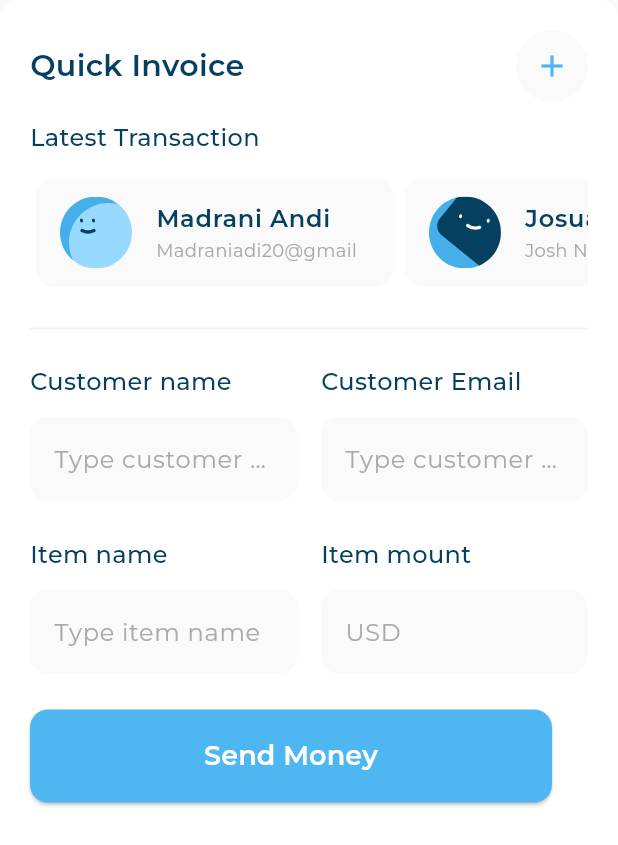
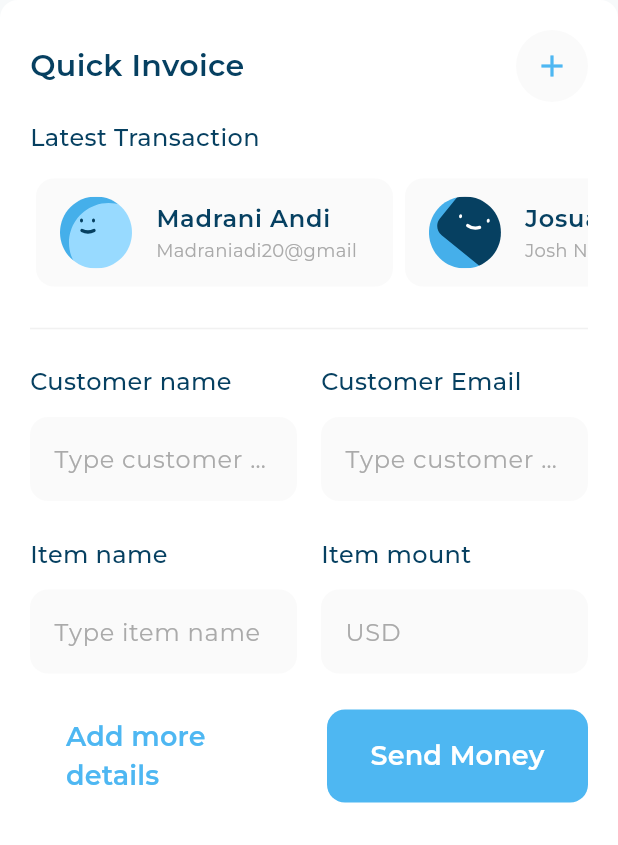
Before and after one commit to Nidhal-Khazene/Invoicing-Dashboard, a Flutter app: the QuickInvoice widget shown alone on an empty page, opened directly, on a phone screen of 412 x 824 dp. Shown: the top 845 px of the screen. Run offline on Flutter 3.47's test engine with Material 3 defaults, Android fonts, the light colour scheme and no system bars; our stand-ins replace flutter_svg.

Commit message:
quick invoice done

```diff
--- a/lib/widgets/custom_button.dart
+++ b/lib/widgets/custom_button.dart
@@ -3,7 +3,14 @@ import 'package:invoicing_dashboard/constants.dart';
 import 'package:invoicing_dashboard/utils/app_styles.dart';
 
 class CustomButton extends StatelessWidget {
-  const CustomButton({super.key});
+  const CustomButton({
+    super.key,
+    this.backgroundColor,
+    this.textColor,
+    required this.text,
+  });
+  final Color? backgroundColor, textColor;
+  final String text;
 
   @override
   Widget build(BuildContext context) {
@@ -11,15 +18,18 @@ class CustomButton extends StatelessWidget {
       height: 62,
       child: ElevatedButton(
         style: ElevatedButton.styleFrom(
-          backgroundColor: kPrimaryColor,
+          elevation: 0,
+          backgroundColor: backgroundColor ?? kPrimaryColor,
           shape: RoundedRectangleBorder(
             borderRadius: BorderRadius.circular(12),
           ),
         ),
         onPressed: () {},
         child: Text(
-          "Send Money",
-          style: AppStyles.semiBold18.copyWith(color: Colors.white),
+          text,
+          style: AppStyles.semiBold18.copyWith(
+            color: textColor ?? Colors.white,
+          ),
         ),
       ),
     );
--- a/lib/widgets/quick_invoice.dart
+++ b/lib/widgets/quick_invoice.dart
@@ -1,4 +1,5 @@
 import 'package:flutter/material.dart';
+import 'package:invoicing_dashboard/constants.dart';
 import 'package:invoicing_dashboard/widgets/custom_background_container.dart';
 import 'package:invoicing_dashboard/widgets/custom_button.dart';
 import 'package:invoicing_dashboard/widgets/latest_transection.dart';
@@ -10,19 +11,26 @@ class QuickInvoice extends StatelessWidget {
 
   @override
   Widget build(BuildContext context) {
-    return const CustomBackgroundContainer(
+    return CustomBackgroundContainer(
       child: Column(
         children: [
-          QuickInvoiceHeader(),
-          SizedBox(height: 12),
-          LatestTransection(),
-          Divider(height: 48, color: Color(0xffF1F1F1)),
-          QuickInvoiceForm(),
-          SizedBox(height: 24),
+          const QuickInvoiceHeader(),
+          const SizedBox(height: 12),
+          const LatestTransection(),
+          const Divider(height: 48, color: Color(0xffF1F1F1)),
+          const QuickInvoiceForm(),
+          const SizedBox(height: 24),
           Row(
             children: [
-              Expanded(child: CustomButton()),
-              SizedBox(width: 24),
+              Expanded(
+                child: CustomButton(
+                  text: "Add more details",
+                  backgroundColor: Colors.white,
+                  textColor: kPrimaryColor,
+                ),
+              ),
+              const SizedBox(width: 24),
+              const Expanded(child: CustomButton(text: "Send Money")),
             ],
           ),
         ],
```
